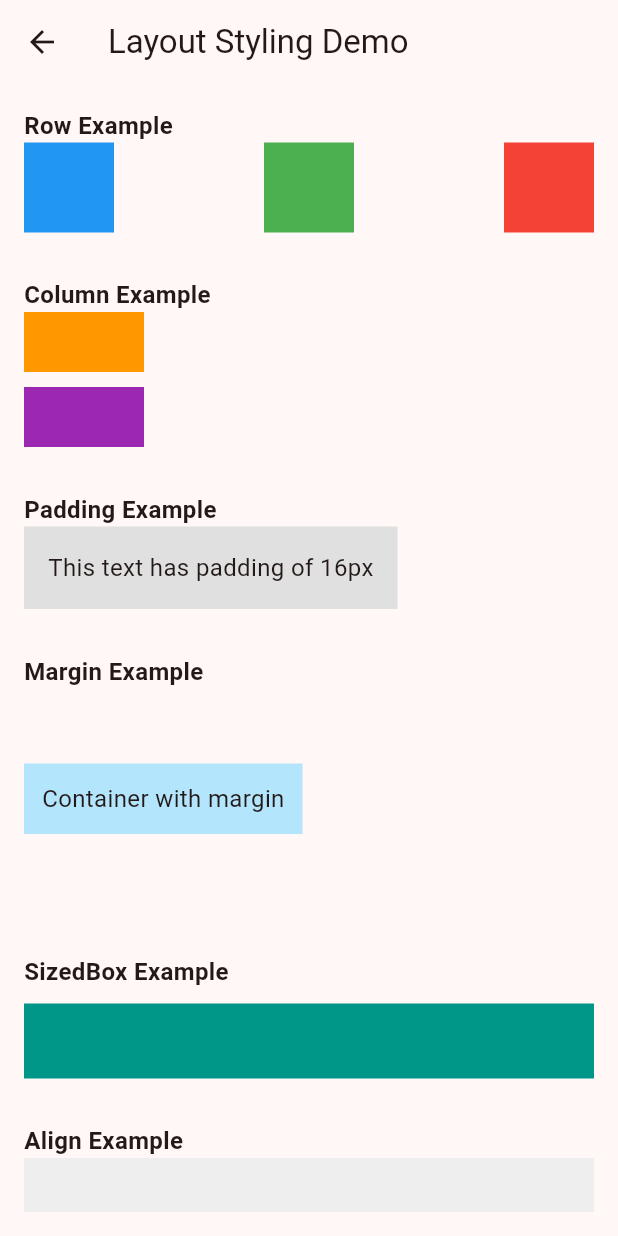
After one commit to Alvinleow/flutter_testing_application_1, a Flutter app: the screen it shows after launch, after a tap on "Layout Styling", on a phone screen of 412 x 824 dp. The commit adds this screen. Run offline on Flutter 3.47's test engine with Material 3 defaults, Android fonts, the phone set to English and light mode, and no system bars; our stand-ins replace firebase_core; accounts and stored records are empty.

Commit message:
Added Few Pages

```diff
--- /dev/null
+++ b/lib/container_styling_page.dart
@@ -0,0 +1,92 @@
+// TODO Implement this library.
+import 'package:flutter/material.dart';
+
+/// Container Styling Demo Page
+/// Shows common container stylings used in typical Flutter apps.
+class ContainerStylingPage extends StatelessWidget {
+  const ContainerStylingPage({super.key});
+
+  @override
+  Widget build(BuildContext context) {
+    return Scaffold(
+      appBar: AppBar(title: const Text('Container Styling Demo')),
+      body: Padding(
+        padding: const EdgeInsets.all(16),
+        child: Column(
+          crossAxisAlignment: CrossAxisAlignment.start,
+          children: [
+            /// Basic container with background color
+            Container(
+              padding: const EdgeInsets.all(16),
+              color: Colors.blue.shade100,
+              child: const Text('Basic Container with background color'),
+            ),
+
+            const SizedBox(height: 20),
+
+            /// Rounded corners
+            Container(
+              padding: const EdgeInsets.all(16),
+              decoration: BoxDecoration(
+                color: Colors.green.shade100,
+                borderRadius: BorderRadius.circular(12),
+              ),
+              child: const Text('Container with rounded corners'),
+            ),
+
+            const SizedBox(height: 20),
+
+            /// Border
+            Container(
+              padding: const EdgeInsets.all(16),
+              decoration: BoxDecoration(
+                border: Border.all(color: Colors.grey, width: 1.5),
+                borderRadius: BorderRadius.circular(8),
+              ),
+              child: const Text('Container with border'),
+            ),
+
+            const SizedBox(height: 20),
+
+            /// Shadow example
+            Container(
+              padding: const EdgeInsets.all(16),
+              decoration: BoxDecoration(
+                color: Colors.white,
+                boxShadow: [
+                  BoxShadow(
+                    blurRadius: 8,
+                    spreadRadius: 2,
+                    offset: const Offset(2, 4),
+                    color: Colors.black.withValues(alpha: 0.1),
+                  ),
+                ],
+                borderRadius: BorderRadius.circular(10),
+              ),
+              child: const Text('Container with shadow'),
+            ),
+
+            const SizedBox(height: 20),
+
+            /// Gradient background
+            Container(
+              padding: const EdgeInsets.all(16),
+              decoration: BoxDecoration(
+                gradient: const LinearGradient(
+                  colors: [Colors.purple, Colors.blue],
+                  begin: Alignment.topLeft,
+                  end: Alignment.bottomRight,
+                ),
+                borderRadius: BorderRadius.circular(12),
+              ),
+              child: const Text(
+                'Container with gradient background',
+                style: TextStyle(color: Colors.white),
+              ),
+            ),
+          ],
+        ),
+      ),
+    );
+  }
+}
--- /dev/null
+++ b/lib/layout_styling_page.dart
@@ -0,0 +1,126 @@
+// TODO Implement this library.
+import 'package:flutter/material.dart';
+
+/// Layout Styling Demo Page
+/// Shows basic and commonly used layout widgets in Flutter.
+class LayoutStylingPage extends StatelessWidget {
+  const LayoutStylingPage({super.key});
+
+  @override
+  Widget build(BuildContext context) {
+    return Scaffold(
+      appBar: AppBar(title: const Text('Layout Styling Demo')),
+      body: Padding(
+        padding: const EdgeInsets.all(16),
+        child: SingleChildScrollView(
+          child: Column(
+            crossAxisAlignment: CrossAxisAlignment.start,
+            children: [
+              /// Row layout
+              const Text(
+                'Row Example',
+                style: TextStyle(fontSize: 16, fontWeight: FontWeight.bold),
+              ),
+              Row(
+                mainAxisAlignment: MainAxisAlignment.spaceBetween,
+                children: [
+                  Container(width: 60, height: 60, color: Colors.blue),
+                  Container(width: 60, height: 60, color: Colors.green),
+                  Container(width: 60, height: 60, color: Colors.red),
+                ],
+              ),
+
+              const SizedBox(height: 30),
+
+              /// Column layout
+              const Text(
+                'Column Example',
+                style: TextStyle(fontSize: 16, fontWeight: FontWeight.bold),
+              ),
+              Column(
+                crossAxisAlignment: CrossAxisAlignment.start,
+                children: [
+                  Container(width: 80, height: 40, color: Colors.orange),
+                  const SizedBox(height: 10),
+                  Container(width: 80, height: 40, color: Colors.purple),
+                ],
+              ),
+
+              const SizedBox(height: 30),
+
+              /// Padding
+              const Text(
+                'Padding Example',
+                style: TextStyle(fontSize: 16, fontWeight: FontWeight.bold),
+              ),
+              Container(
+                color: Colors.grey.shade300,
+                child: const Padding(
+                  padding: EdgeInsets.all(16),
+                  child: Text('This text has padding of 16px'),
+                ),
+              ),
+
+              const SizedBox(height: 30),
+
+              /// Margin using Container
+              const Text(
+                'Margin Example',
+                style: TextStyle(fontSize: 16, fontWeight: FontWeight.bold),
+              ),
+              Container(
+                margin: const EdgeInsets.symmetric(vertical: 50),
+                padding: const EdgeInsets.all(12),
+                color: Colors.lightBlue.shade100,
+                child: const Text('Container with margin'),
+              ),
+
+              const SizedBox(height: 30),
+
+              /// SizedBox
+              const Text(
+                'SizedBox Example',
+                style: TextStyle(fontSize: 16, fontWeight: FontWeight.bold),
+              ),
+              const SizedBox(height: 10),
+              SizedBox(
+                width: double.infinity,
+                height: 50,
+                child: Container(color: Colors.teal),
+              ),
+
+              const SizedBox(height: 30),
+
+              /// Align widget
+              const Text(
+                'Align Example',
+                style: TextStyle(fontSize: 16, fontWeight: FontWeight.bold),
+              ),
+              Container(
+                height: 100,
+                color: Colors.grey.shade200,
+                child: const Align(
+                  alignment: Alignment.bottomRight,
+                  child: Text('Bottom Right'),
+                ),
+              ),
+
+              const SizedBox(height: 30),
+
+              /// Center widget
+              const Text(
+                'Center Example',
+                style: TextStyle(fontSize: 16, fontWeight: FontWeight.bold),
+              ),
+              Container(
+                height: 100,
+                color: Colors.grey.shade300,
+                child: const Center(child: Text('Centered Text')),
+              ),
+            ],
+          ),
+        ),
+      ),
+    );
+  }
+}
--- a/lib/main.dart
+++ b/lib/main.dart
@@ -1,136 +1,75 @@
+// main.dart
+// This is the main page that shows buttons to navigate to different styling demo pages.
+
 import 'package:flutter/material.dart';
-import 'package:firebase_core/firebase_core.dart';
-import 'package:firebase_ai/firebase_ai.dart';
-import 'firebase_options.dart';
+import 'text_styling_page.dart';
+import 'container_styling_page.dart';
+import 'button_styling_page.dart';
+import 'layout_styling_page.dart';
+import 'theme_styling_page.dart';
 
-void main() async {
-  WidgetsFlutterBinding.ensureInitialized();
-  await Firebase.initializeApp(options: DefaultFirebaseOptions.currentPlatform);
-  runApp(const MyApp());
+void main() {
+  runApp(const StylingDemoApp());
 }
 
-class MyApp extends StatelessWidget {
-  const MyApp({super.key});
+class StylingDemoApp extends StatelessWidget {
+  const StylingDemoApp({super.key});
 
   @override
   Widget build(BuildContext context) {
     return MaterialApp(
-      title: 'Gemini Chatbot',
-      theme: ThemeData(primarySwatch: Colors.indigo),
-      home: const ChatScreen(),
+      debugShowCheckedModeBanner: false,
+      title: 'Flutter Styling Demo',
+      theme: ThemeData(
+        useMaterial3: true,
+        colorScheme: ColorScheme.fromSeed(seedColor: Colors.red),
+        textTheme: const TextTheme(bodyMedium: TextStyle(fontSize: 16)),
+      ),
+      home: const HomePage(),
     );
   }
 }
 
-class ChatMessage {
-  final String text;
-  final bool isUser;
-  ChatMessage({required this.text, required this.isUser});
-}
-
-class ChatScreen extends StatefulWidget {
-  const ChatScreen({super.key});
-
-  @override
-  State<ChatScreen> createState() => _ChatScreenState();
-}
-
-class _ChatScreenState extends State<ChatScreen> {
-  final List<ChatMessage> _messages = [];
-  final TextEditingController _controller = TextEditingController();
-  late final GenerativeModel _model;
-
-  @override
-  void initState() {
-    super.initState();
-    _model = FirebaseAI.googleAI().generativeModel(model: 'gemini-2.5-flash');
-  }
-
-  Future<void> _sendMessage(String text) async {
-    if (text.trim().isEmpty) return;
-
-    setState(() {
-      _messages.add(ChatMessage(text: text, isUser: true));
-      _controller.clear();
-    });
-
-    try {
-      final response = await _model.generateContent([Content.text(text)]);
-      setState(() {
-        _messages.add(
-          ChatMessage(text: response.text ?? '(No response)', isUser: false),
-        );
-      });
-    } catch (e) {
-      setState(() {
-        _messages.add(
-          ChatMessage(text: '⚠️ Error: ${e.toString()}', isUser: false),
-        );
-      });
-    }
-  }
+class HomePage extends StatelessWidget {
+  const HomePage({super.key});
 
   @override
   Widget build(BuildContext context) {
     return Scaffold(
-      appBar: AppBar(title: const Text('Gemini Chatbot')),
-      body: Column(
+      appBar: AppBar(title: const Text('Flutter Styling Demo Sections')),
+      body: ListView(
+        padding: const EdgeInsets.all(16),
         children: [
-          Expanded(
-            child: ListView.builder(
-              padding: const EdgeInsets.all(8),
-              reverse: true,
-              itemCount: _messages.length,
-              itemBuilder: (context, index) {
-                final msg = _messages[_messages.length - 1 - index];
-                return Container(
-                  margin: const EdgeInsets.symmetric(vertical: 4),
-                  alignment: msg.isUser
-                      ? Alignment.centerRight
-                      : Alignment.centerLeft,
-                  child: Container(
-                    padding: const EdgeInsets.all(12),
-                    constraints: BoxConstraints(
-                      maxWidth: MediaQuery.of(context).size.width * 0.7,
-                    ),
-                    decoration: BoxDecoration(
-                      color: msg.isUser ? Colors.indigo : Colors.grey[300],
-                      borderRadius: BorderRadius.circular(12),
-                    ),
-                    child: Text(
-                      msg.text,
-                      style: TextStyle(
-                        color: msg.isUser ? Colors.white : Colors.black87,
-                      ),
-                    ),
-                  ),
-                );
-              },
-            ),
+          _buildNavButton(context, 'Text Styling', const TextStylingPage()),
+          _buildNavButton(
+            context,
+            'Container Styling',
+            const ContainerStylingPage(),
           ),
-          const Divider(height: 1),
-          Padding(
-            padding: const EdgeInsets.symmetric(horizontal: 8, vertical: 4),
-            child: Row(
-              children: [
-                Expanded(
-                  child: TextField(
-                    controller: _controller,
-                    decoration: const InputDecoration(
-                      hintText: 'Type your message...',
-                    ),
-                    onSubmitted: _sendMessage,
-                  ),
-                ),
-                IconButton(
-                  icon: const Icon(Icons.send),
-                  onPressed: () => _sendMessage(_controller.text),
-                ),
-              ],
-            ),
-          ),
+          _buildNavButton(context, 'Button Styling', const ButtonStylingPage()),
+          _buildNavButton(context, 'Layout Styling', const LayoutStylingPage()),
+          _buildNavButton(context, 'Theme Styling', const ThemeStylingPage()),
         ],
       ),
     );
   }
+
+  Widget _buildNavButton(BuildContext context, String title, Widget page) {
+    return Padding(
+      padding: const EdgeInsets.only(bottom: 12),
+      child: ElevatedButton(
+        onPressed: () => Navigator.push(
+          context,
+          MaterialPageRoute(builder: (context) => page),
+        ),
+        style: ElevatedButton.styleFrom(
+          padding: const EdgeInsets.symmetric(vertical: 16),
+          shape: RoundedRectangleBorder(
+            borderRadius: BorderRadius.circular(12),
+          ),
+        ),
+        child: Text(title, style: const TextStyle(fontSize: 16)),
+      ),
+    );
+  }
 }
--- /dev/null
+++ b/lib/text_styling_page.dart
@@ -0,0 +1,75 @@
+// TODO Implement this library.
+import 'package:flutter/material.dart';
+
+/// Text Styling Demo Page
+/// This page shows common text styles used in everyday Flutter apps.
+class TextStylingPage extends StatelessWidget {
+  const TextStylingPage({super.key});
+
+  @override
+  Widget build(BuildContext context) {
+    return Scaffold(
+      appBar: AppBar(title: const Text('Text Styling Demo')),
+      body: Padding(
+        padding: const EdgeInsets.all(16.0),
+        child: Column(
+          crossAxisAlignment: CrossAxisAlignment.start,
+          children: [
+            /// Basic text styling
+            const Text('Basic Text — default style'),
+
+            const SizedBox(height: 20),
+
+            /// Font size
+            const Text('Large Font Size (24)', style: TextStyle(fontSize: 24)),
+
+            const SizedBox(height: 20),
+
+            /// Font weight
+            const Text(
+              'Bold Text',
+              style: TextStyle(fontWeight: FontWeight.bold),
+            ),
+
+            const SizedBox(height: 20),
+
+            /// Text color
+            Text(
+              'Colored Text (Blue)',
+              style: TextStyle(color: Colors.blue.shade600),
+            ),
+
+            const SizedBox(height: 20),
+
+            /// Letter spacing
+            const Text(
+              'Letter Spacing Example',
+              style: TextStyle(letterSpacing: 2),
+            ),
+
+            const SizedBox(height: 20),
+
+            /// Text alignment inside container
+            Container(
+              width: double.infinity,
+              color: Colors.grey.shade200,
+              padding: const EdgeInsets.all(12),
+              child: const Text(
+                'Centered Text inside Container',
+                textAlign: TextAlign.center,
+              ),
+            ),
+
+            const SizedBox(height: 20),
+
+            /// Custom font style (italic)
+            const Text(
+              'Italic Text Example',
+              style: TextStyle(fontStyle: FontStyle.italic),
+            ),
+          ],
+        ),
+      ),
+    );
+  }
+}
--- /dev/null
+++ b/lib/theme_styling_page.dart
@@ -0,0 +1,80 @@
+// TODO Implement this library.
+import 'package:flutter/material.dart';
+
+/// Theme Styling Demo Page
+/// Demonstrates how to use app-wide ThemeData and ColorScheme in Flutter.
+class ThemeStylingPage extends StatelessWidget {
+  const ThemeStylingPage({super.key});
+
+  @override
+  Widget build(BuildContext context) {
+    final theme = Theme.of(context);
+
+    return Scaffold(
+      appBar: AppBar(title: const Text('Theme Styling Demo')),
+      body: Padding(
+        padding: const EdgeInsets.all(16),
+        child: Column(
+          crossAxisAlignment: CrossAxisAlignment.start,
+          children: [
+            /// Using primary color from theme
+            Container(
+              padding: const EdgeInsets.all(16),
+              decoration: BoxDecoration(
+                color: theme.colorScheme.primary,
+                borderRadius: BorderRadius.circular(12),
+              ),
+              child: Text(
+                'Container with Primary Theme Color',
+                style: TextStyle(color: theme.colorScheme.onPrimary),
+              ),
+            ),
+
+            const SizedBox(height: 20),
+
+            /// Using secondary color from theme
+            Container(
+              padding: const EdgeInsets.all(16),
+              decoration: BoxDecoration(
+                color: theme.colorScheme.secondary,
+                borderRadius: BorderRadius.circular(12),
+              ),
+              child: Text(
+                'Container with Secondary Theme Color',
+                style: TextStyle(color: theme.colorScheme.onSecondary),
+              ),
+            ),
+
+            const SizedBox(height: 20),
+
+            /// Using textTheme
+            Text('Body Medium from Theme', style: theme.textTheme.bodyMedium),
+
+            const SizedBox(height: 20),
+
+            /// Elevated button using theme
+            ElevatedButton(
+              onPressed: () {},
+              child: const Text('Button Using Theme'),
+            ),
+
+            const SizedBox(height: 20),
+
+            /// Switch to show active color from theme
+            Row(
+              children: [
+                const Text('Switch Example:'),
+                const SizedBox(width: 10),
+                Switch(
+                  value: true,
+                  onChanged: (val) {},
+                  activeThumbColor: theme.colorScheme.secondary,
+                ),
+              ],
+            ),
+          ],
+        ),
+      ),
+    );
+  }
+}
```
